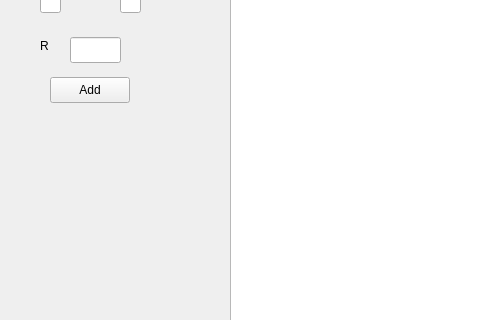
Above: mainwindow.ui from henriquealrs/circle-qt before the change; both pictures show x 0 to 480 and y 133 to 453 of the 800 by 600 pixel window. Below: the same form after it.
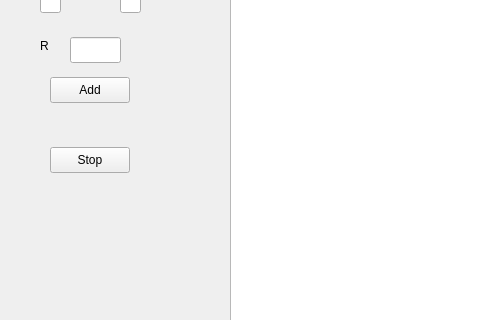
That is the form after the change.

```diff
--- a/mainwindow.ui
+++ b/mainwindow.ui
@@ -132,6 +132,19 @@
      <string/>
     </property>
    </widget>
+   <widget class="QPushButton" name="pushButton">
+    <property name="geometry">
+     <rect>
+      <x>50</x>
+      <y>280</y>
+      <width>80</width>
+      <height>26</height>
+     </rect>
+    </property>
+    <property name="text">
+     <string>Stop</string>
+    </property>
+   </widget>
   </widget>
   <widget class="QMenuBar" name="menubar">
    <property name="geometry">
```
